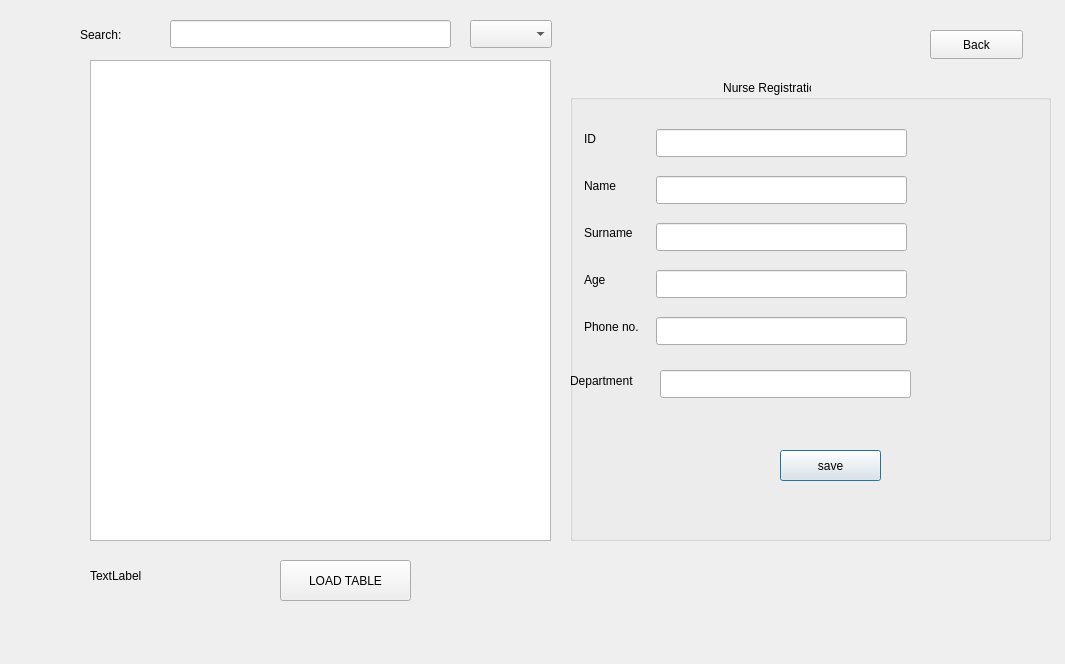
This is Sqlite_DB/nurseinfo.ui in AnishBharati/Qt-HMS as Qt 5 draws it before an edit. The edited form follows.
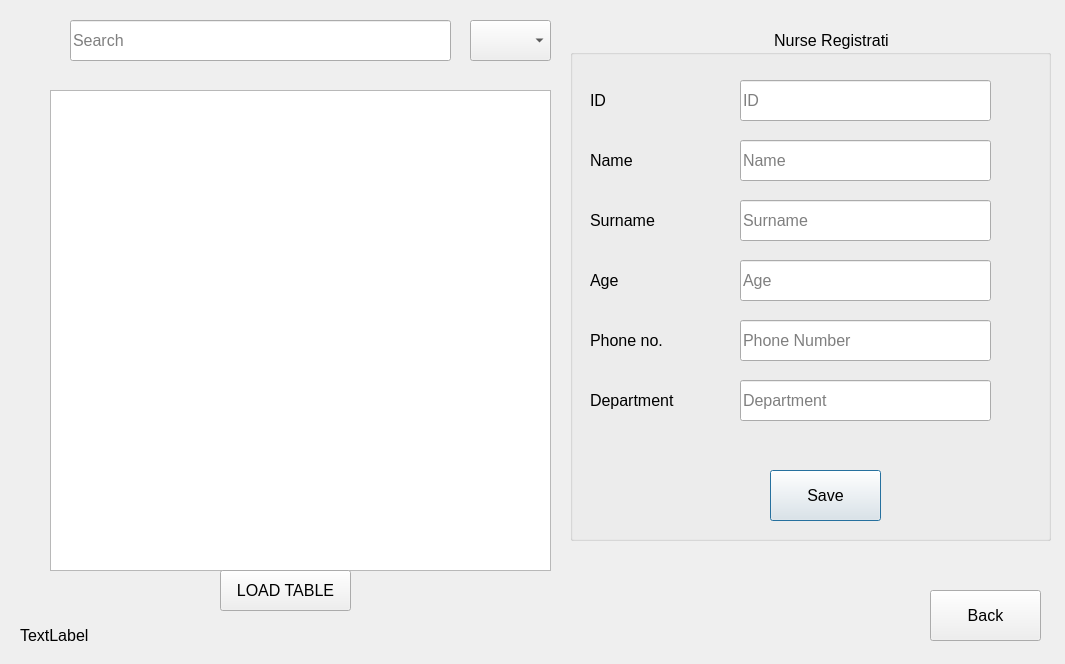
This is the edited form.

```diff
--- a/Sqlite_DB/nurseinfo.ui
+++ b/Sqlite_DB/nurseinfo.ui
@@ -17,21 +17,26 @@
    <property name="geometry">
     <rect>
      <x>570</x>
-     <y>80</y>
+     <y>30</y>
      <width>481</width>
-     <height>461</height>
+     <height>511</height>
     </rect>
    </property>
+   <property name="font">
+    <font>
+     <pointsize>12</pointsize>
+    </font>
+   </property>
    <property name="title">
     <string>                                              Nurse Registration</string>
    </property>
    <widget class="QLabel" name="label_6">
     <property name="geometry">
      <rect>
-      <x>14</x>
-      <y>49</y>
-      <width>16</width>
-      <height>20</height>
+      <x>20</x>
+      <y>50</y>
+      <width>51</width>
+      <height>41</height>
      </rect>
     </property>
     <property name="text">
@@ -41,20 +46,23 @@
    <widget class="QLineEdit" name="txt_id">
     <property name="geometry">
      <rect>
-      <x>86</x>
-      <y>49</y>
+      <x>170</x>
+      <y>50</y>
       <width>251</width>
-      <height>28</height>
+      <height>41</height>
      </rect>
     </property>
+    <property name="placeholderText">
+     <string>ID</string>
+    </property>
    </widget>
    <widget class="QLabel" name="label_7">
     <property name="geometry">
      <rect>
-      <x>14</x>
-      <y>96</y>
-      <width>40</width>
-      <height>20</height>
+      <x>20</x>
+      <y>110</y>
+      <width>61</width>
+      <height>41</height>
      </rect>
     </property>
     <property name="text">
@@ -64,20 +72,23 @@
    <widget class="QLineEdit" name="txt_name">
     <property name="geometry">
      <rect>
-      <x>86</x>
-      <y>96</y>
+      <x>170</x>
+      <y>110</y>
       <width>251</width>
-      <height>28</height>
+      <height>41</height>
      </rect>
     </property>
+    <property name="placeholderText">
+     <string>Name</string>
+    </property>
    </widget>
    <widget class="QLabel" name="label_8">
     <property name="geometry">
      <rect>
-      <x>14</x>
-      <y>143</y>
-      <width>58</width>
-      <height>20</height>
+      <x>20</x>
+      <y>170</y>
+      <width>91</width>
+      <height>41</height>
      </rect>
     </property>
     <property name="text">
@@ -87,20 +98,23 @@
    <widget class="QLineEdit" name="txt_surname">
     <property name="geometry">
      <rect>
-      <x>86</x>
-      <y>143</y>
+      <x>170</x>
+      <y>170</y>
       <width>251</width>
-      <height>28</height>
+      <height>41</height>
      </rect>
     </property>
+    <property name="placeholderText">
+     <string>Surname</string>
+    </property>
    </widget>
    <widget class="QLabel" name="label_9">
     <property name="geometry">
      <rect>
-      <x>14</x>
-      <y>190</y>
-      <width>27</width>
-      <height>20</height>
+      <x>20</x>
+      <y>230</y>
+      <width>61</width>
+      <height>41</height>
      </rect>
     </property>
     <property name="text">
@@ -110,20 +124,23 @@
    <widget class="QLineEdit" name="txt_age">
     <property name="geometry">
      <rect>
-      <x>86</x>
-      <y>190</y>
+      <x>170</x>
+      <y>230</y>
       <width>251</width>
-      <height>28</height>
+      <height>41</height>
      </rect>
     </property>
+    <property name="placeholderText">
+     <string>Age</string>
+    </property>
    </widget>
    <widget class="QLabel" name="label_10">
     <property name="geometry">
      <rect>
-      <x>14</x>
-      <y>237</y>
-      <width>65</width>
-      <height>20</height>
+      <x>20</x>
+      <y>290</y>
+      <width>101</width>
+      <height>41</height>
      </rect>
     </property>
     <property name="text">
@@ -133,33 +150,36 @@
    <widget class="QLineEdit" name="txt_phone">
     <property name="geometry">
      <rect>
-      <x>86</x>
-      <y>237</y>
+      <x>170</x>
+      <y>290</y>
       <width>251</width>
-      <height>28</height>
+      <height>41</height>
      </rect>
     </property>
+    <property name="placeholderText">
+     <string>Phone Number</string>
+    </property>
    </widget>
    <widget class="QPushButton" name="pushButton">
     <property name="geometry">
      <rect>
-      <x>210</x>
-      <y>370</y>
-      <width>101</width>
-      <height>31</height>
+      <x>200</x>
+      <y>440</y>
+      <width>111</width>
+      <height>51</height>
      </rect>
     </property>
     <property name="text">
-     <string>save</string>
+     <string>Save</string>
     </property>
    </widget>
    <widget class="QLabel" name="label">
     <property name="geometry">
      <rect>
-      <x>0</x>
-      <y>290</y>
-      <width>81</width>
-      <height>21</height>
+      <x>20</x>
+      <y>350</y>
+      <width>131</width>
+      <height>41</height>
      </rect>
     </property>
     <property name="text">
@@ -169,23 +189,31 @@
    <widget class="QLineEdit" name="txt_department">
     <property name="geometry">
      <rect>
-      <x>90</x>
-      <y>290</y>
+      <x>170</x>
+      <y>350</y>
       <width>251</width>
-      <height>28</height>
+      <height>41</height>
      </rect>
     </property>
+    <property name="placeholderText">
+     <string>Department</string>
+    </property>
    </widget>
   </widget>
   <widget class="QPushButton" name="pushButton_2">
    <property name="geometry">
     <rect>
      <x>930</x>
-     <y>30</y>
-     <width>93</width>
-     <height>29</height>
+     <y>590</y>
+     <width>111</width>
+     <height>51</height>
     </rect>
    </property>
+   <property name="font">
+    <font>
+     <pointsize>12</pointsize>
+    </font>
+   </property>
    <property name="text">
     <string>Back</string>
    </property>
@@ -193,12 +221,17 @@
   <widget class="QLabel" name="label_sec_status">
    <property name="geometry">
     <rect>
-     <x>90</x>
-     <y>560</y>
-     <width>121</width>
+     <x>20</x>
+     <y>620</y>
+     <width>251</width>
      <height>31</height>
     </rect>
    </property>
+   <property name="font">
+    <font>
+     <pointsize>12</pointsize>
+    </font>
+   </property>
    <property name="text">
     <string>TextLabel</string>
    </property>
@@ -206,22 +239,32 @@
   <widget class="QTableView" name="tableView">
    <property name="geometry">
     <rect>
-     <x>90</x>
-     <y>60</y>
-     <width>461</width>
+     <x>50</x>
+     <y>90</y>
+     <width>501</width>
      <height>481</height>
     </rect>
    </property>
+   <property name="font">
+    <font>
+     <pointsize>12</pointsize>
+    </font>
+   </property>
   </widget>
   <widget class="QPushButton" name="pushButton_3">
    <property name="geometry">
     <rect>
-     <x>280</x>
-     <y>560</y>
+     <x>220</x>
+     <y>570</y>
      <width>131</width>
      <height>41</height>
     </rect>
    </property>
+   <property name="font">
+    <font>
+     <pointsize>12</pointsize>
+    </font>
+   </property>
    <property name="text">
     <string>LOAD TABLE</string>
    </property>
@@ -231,32 +274,32 @@
     <rect>
      <x>470</x>
      <y>20</y>
-     <width>82</width>
-     <height>28</height>
+     <width>81</width>
+     <height>41</height>
     </rect>
    </property>
+   <property name="font">
+    <font>
+     <pointsize>12</pointsize>
+    </font>
+   </property>
   </widget>
   <widget class="QLineEdit" name="lineEdit">
    <property name="geometry">
     <rect>
-     <x>170</x>
+     <x>70</x>
      <y>20</y>
-     <width>281</width>
-     <height>28</height>
+     <width>381</width>
+     <height>41</height>
     </rect>
    </property>
-  </widget>
-  <widget class="QLabel" name="label_2">
-   <property name="geometry">
-    <rect>
-     <x>80</x>
-     <y>19</y>
-     <width>71</width>
-     <height>31</height>
-    </rect>
+   <property name="font">
+    <font>
+     <pointsize>12</pointsize>
+    </font>
    </property>
-   <property name="text">
-    <string>Search:</string>
+   <property name="placeholderText">
+    <string>Search</string>
    </property>
   </widget>
  </widget>
```
